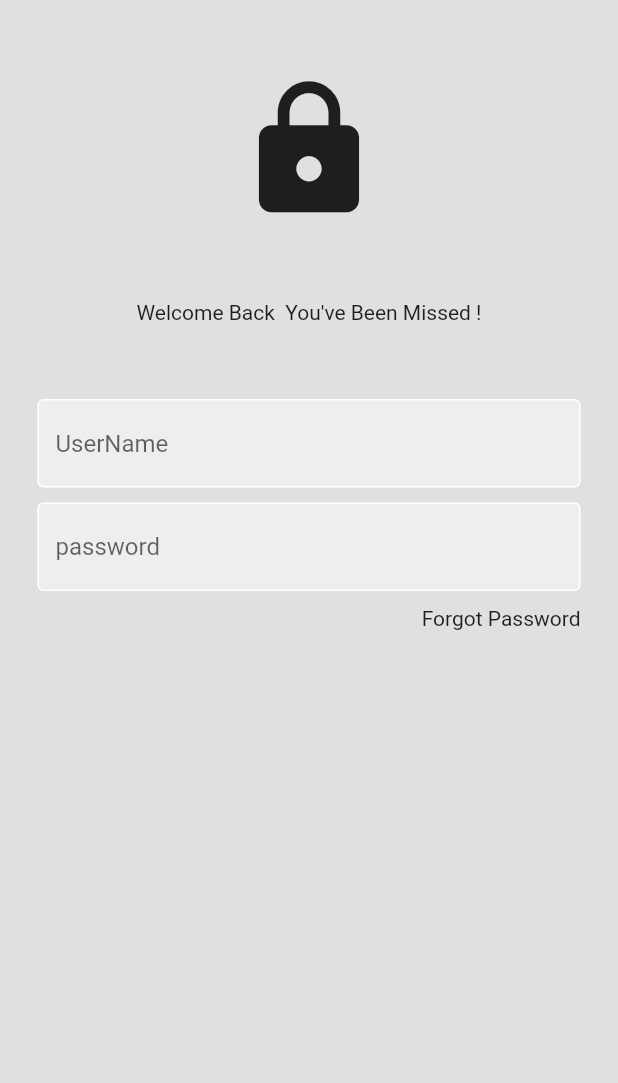
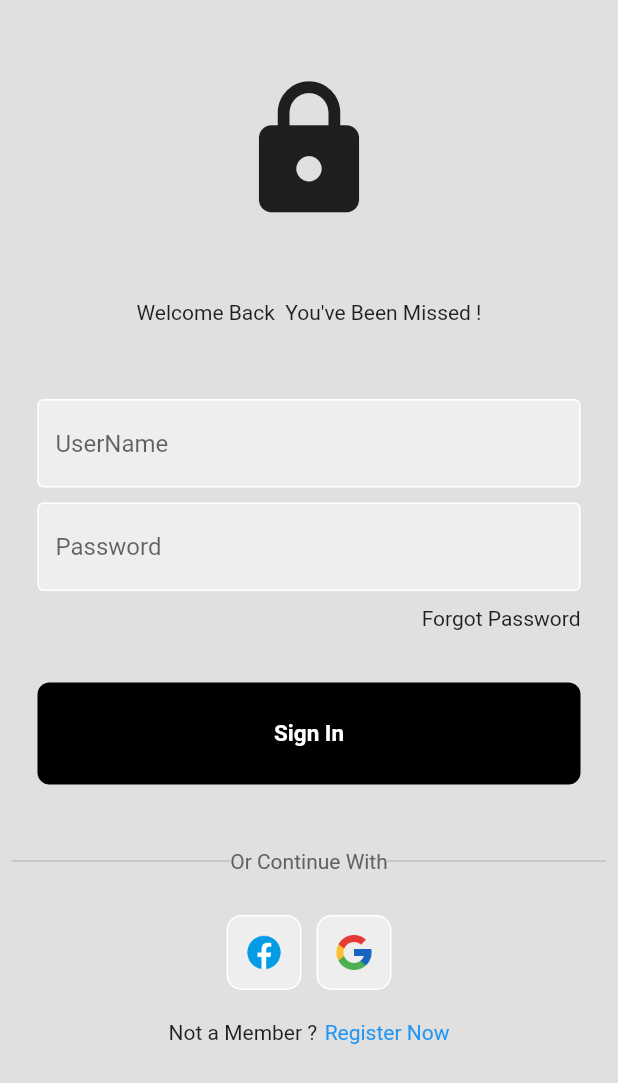
Before and after one commit to BharatWakade-code/vil_cone, a Flutter app: the screen it shows after launch, on a phone screen of 412 x 824 dp. Shown: the top 1083 px of the screen. Run offline on Flutter 3.47's test engine with Material 2 defaults, Android fonts, the phone set to English and light mode, and no system bars.

Commit message:
changes done

```diff
--- /dev/null
+++ b/lib/Components/loginsignupbutton.dart
@@ -0,0 +1,32 @@
+import 'package:flutter/material.dart';
+
+class SignBtn extends StatelessWidget {
+  final Function()? ontap;
+
+  SignBtn({super.key, required this.ontap});
+  @override
+  Widget build(BuildContext context) {
+    return GestureDetector(
+      onTap: () => ontap,
+      child: Padding(
+        padding: const EdgeInsets.all(25.0),
+        child: Container(
+          padding: const EdgeInsets.all(25.0),
+          decoration: BoxDecoration(
+            color: Colors.black,
+            borderRadius: BorderRadius.circular(8.0),
+          ),
+          child: Center(
+            child: Text(
+              "Sign In",
+              style: TextStyle(
+                  fontSize: 15,
+                  color: Colors.white,
+                  fontWeight: FontWeight.bold),
+            ),
+          ),
+        ),
+      ),
+    );
+  }
+}
--- /dev/null
+++ b/lib/Components/squaretile.dart
@@ -0,0 +1,19 @@
+import 'package:flutter/material.dart';
+
+class SquareTile extends StatelessWidget {
+  final String imagepath;
+  const SquareTile({super.key, required this.imagepath});
+
+  @override
+  Widget build(BuildContext context) {
+    return Container(
+      padding: EdgeInsets.all(10),
+      decoration: BoxDecoration(
+          border: Border.all(color: Colors.white),
+          borderRadius: BorderRadius.circular(10),
+          color: Colors.grey[200]),
+      child: Image.asset(imagepath),
+      height: 50,
+    );
+  }
+}
--- a/lib/Screens/loginscreen.dart
+++ b/lib/Screens/loginscreen.dart
@@ -1,16 +1,23 @@
 import 'package:flutter/material.dart';
 import 'package:vil_cone/Components/logintextfield.dart';
 
+import '../Components/loginsignupbutton.dart';
+import '../Components/squaretile.dart';
+
 class LoginScreen extends StatelessWidget {
   LoginScreen({super.key});
+  //Controller
   final usernameController = TextEditingController();
   final passwordController = TextEditingController();
+  //OntapSignIn
+
+  void SignInUser() {}
 
   @override
   Widget build(BuildContext context) {
     return Scaffold(
       backgroundColor: Colors.grey[300],
-      body: SafeArea(
+      body: SingleChildScrollView(
         child: Center(
           child: Column(
             crossAxisAlignment: CrossAxisAlignment.center,
@@ -30,6 +37,8 @@ class LoginScreen extends StatelessWidget {
               SizedBox(
                 height: 50,
               ),
+
+              //UserName
               MyTextField(
                 controller: usernameController,
                 hintText: "UserName",
@@ -38,9 +47,10 @@ class LoginScreen extends StatelessWidget {
               SizedBox(
                 height: 10,
               ),
+              //Password
               MyTextField(
                 controller: passwordController,
-              hintText: "password",
+                hintText: "Password",
                 obscureText: true,
               ),
               SizedBox(
@@ -53,10 +63,75 @@ class LoginScreen extends StatelessWidget {
                   mainAxisAlignment: MainAxisAlignment.end,
                   children: [Text("Forgot Password")],
                 ),
+              ),
+              SizedBox(
+                height: 10,
+              ),
+
+              //SignBtn
+              SignBtn(
+                ontap: () => SignInUser,
+              ),
+              SizedBox(
+                height: 10,
+              ),
+
+              //Divider
+              Padding(
+                padding: const EdgeInsets.all(8.0),
+                child: Row(
+                  children: [
+                    Expanded(
+                      child: Divider(
+                        thickness: 0.5,
+                        color: Colors.grey[500],
+                      ),
+                    ),
+                    Text('Or Continue With',
+                        style: TextStyle(color: Colors.grey[700])),
+                    Expanded(
+                      child: Divider(
+                        thickness: 0.5,
+                        color: Colors.grey[500],
+                      ),
                     )
                   ],
                 ),
-      )),
+              ),
+              SizedBox(
+                height: 20,
+              ),
+
+              Row(
+                mainAxisAlignment: MainAxisAlignment.center,
+                children: [
+                  SquareTile(imagepath: "assets/images/ic_facebook.png"),
+                  SizedBox(
+                    width: 10,
+                  ),
+                  SquareTile(imagepath: "assets/images/ic_google.png"),
+                ],
+              ),
+              SizedBox(
+                height: 20,
+              ),
+              Row(
+                mainAxisAlignment: MainAxisAlignment.center,
+                children: [
+                  Text("Not a Member ?"),
+                  SizedBox(
+                    width: 5,
+                  ),
+                  Text(
+                    "Register Now",
+                    style: TextStyle(color: Colors.blue),
+                  )
+                ],
+              )
+            ],
+          ),
+        ),
+      ),
     );
   }
 }
--- a/lib/main.dart
+++ b/lib/main.dart
@@ -17,7 +17,9 @@ class MyApp extends StatelessWidget {
       theme: ThemeData(
         primarySwatch: Colors.blue,
       ),
-      home: LoginScreen(),
+      home:
+
+       LoginScreen(),
     );
   }
 }
```
Also changed, not shown: pubspec.yaml (+3 -11 lines), assets/fonts/JosefinSans-Bold.ttf (added), assets/fonts/JosefinSans-Medium.ttf (added), assets/fonts/JosefinSans-Regular.ttf (added), assets/images/ic_facebook.png (added), assets/images/ic_google.png (added). Lines whose indentation alone changed are shown as unchanged.
